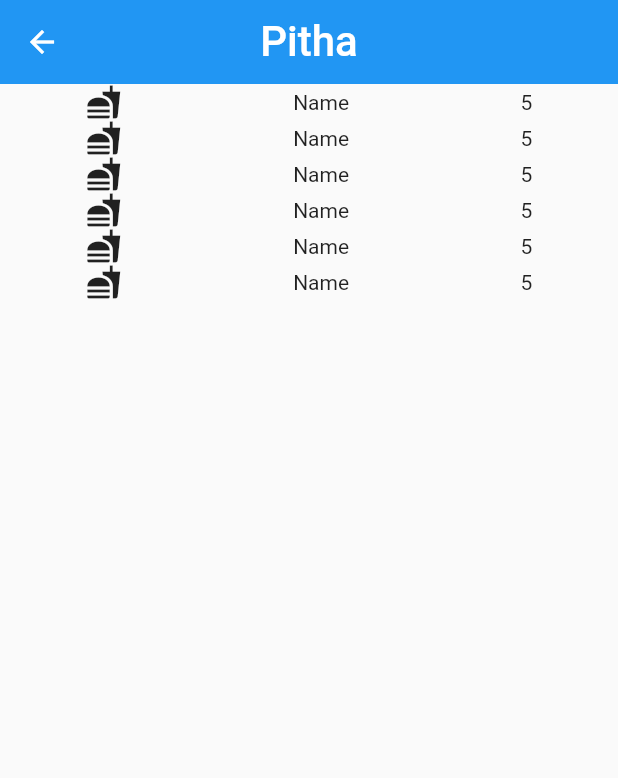
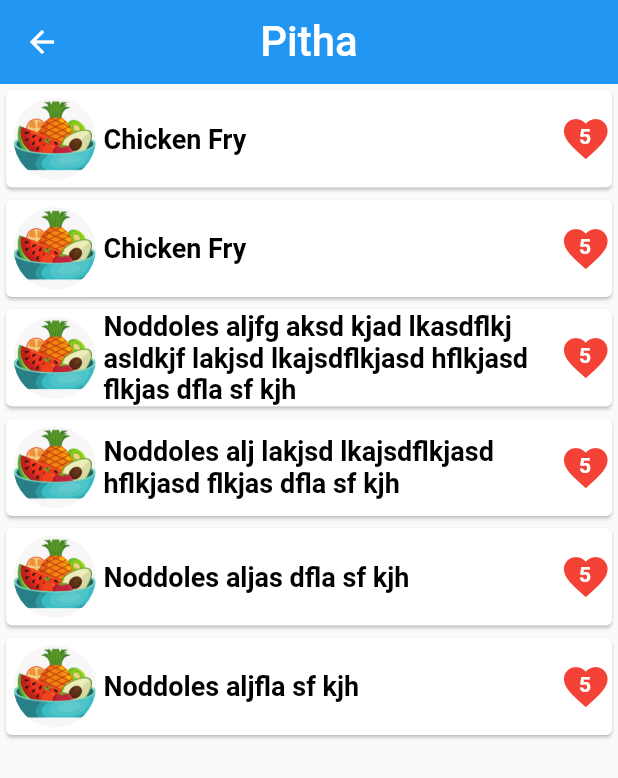
Before and after one commit to mazharulsabbir/flutter_app, a Flutter app: the ListActivity screen opened directly, on a phone screen of 412 x 824 dp. Shown: the top 778 px of the screen. Run offline on Flutter 3.47's test engine with Material 2 defaults, Android fonts, the phone set to English and light mode, and no system bars.

Commit message:
food list design..

```diff
--- a/lib/FoodItemList.dart
+++ b/lib/FoodItemList.dart
@@ -1,4 +1,5 @@
 import 'package:flutter/material.dart';
+
 class ListActivity extends StatefulWidget {
   @override
   _ListActivityState createState() => _ListActivityState();
@@ -8,45 +9,90 @@ class _ListActivityState extends State<ListActivity> {
   @override
   Widget build(BuildContext context) {
     return Scaffold(
-
-      body: CustomScrollView(
-      slivers: <Widget>[
-        SliverAppBar(
-          title: Text("Pitha",style: TextStyle(fontSize: 28),),
-          snap: false,
-          pinned: true,
-          centerTitle: true,
-        ),
-        SliverList(
-          delegate: SliverChildListDelegate(
-            <Widget>[
-            listContainer(Icons.fastfood,"Name",5),
-            listContainer(Icons.fastfood,"Name",5),
-            listContainer(Icons.fastfood,"Name",5),
-            listContainer(Icons.fastfood,"Name",5),
-            listContainer(Icons.fastfood,"Name",5),
-            listContainer(Icons.fastfood,"Name",5),
-            ]
+       body: CustomScrollView(
+        slivers: <Widget>[
+          SliverAppBar(
+            title: Text(
+              "Pitha",
+              style: TextStyle(fontSize: 28),
+            ),
+            snap: false,
+            pinned: true,
+            centerTitle: true,
           ),
-        )
-      ],
-
+          SliverList(
+            delegate: SliverChildListDelegate(<Widget>[
+              listContainer(context,Icons.fastfood, "Chicken Fry", 5),
+              listContainer(context,Icons.fastfood, "Chicken Fry", 5),
+              listContainer(context,Icons.fastfood, "Noddoles aljfg aksd kjad lkasdflkj asldkjf lakjsd lkajsdflkjasd hflkjasd flkjas dfla sf kjh ", 5),
+              listContainer(context,Icons.fastfood, "Noddoles alj lakjsd lkajsdflkjasd hflkjasd flkjas dfla sf kjh ", 5),
+              listContainer(context,Icons.fastfood, "Noddoles aljas dfla sf kjh ", 5),
+              listContainer(context,Icons.fastfood, "Noddoles aljfla sf kjh ", 5),
+            ]),
+          )
+        ],
       ),
     );
   }
+}
+
+listContainer(BuildContext context,IconData image, String name, int like) {
+  return Card(
+    child: Container(
+
+      child: Row(
+        mainAxisAlignment: MainAxisAlignment.spaceBetween,
+        children: <Widget>[
+          Row(
+            children: <Widget>[
+              Container(
+                margin: EdgeInsets.all(5.0),
+                width: 55.0,
+                height: 55.0,
+                child: CircleAvatar(
+                  backgroundColor: Colors.white,
+                  foregroundColor: Colors.white,
+                  backgroundImage: AssetImage("assets/food_icon.jpg"),
+                ),
+              ),
 
 
-}
-
-listContainer(IconData image, String name, int like) {
-  return Container(
-    child: Row(
-      mainAxisAlignment: MainAxisAlignment.spaceAround,
-      children: <Widget>[
-        Icon(image),
-        Text(name),
-        Text(like.toString())
-      ],
+              Row(
+                children: [
+                  SizedBox(
+                    width: MediaQuery.of(context).size.width * 0.70,
+                    child: Text(name,
+                      overflow: TextOverflow.fade,
+                      style: TextStyle(color: Colors.black,fontWeight: FontWeight.bold,fontSize: 18),
+                    ),
+                  ),
+                ],
+              )
+            ],
+          ),
+          Stack(
+            overflow: Overflow.visible,
+            fit: StackFit.loose,
+            children: <Widget>[
+              Positioned(
+                  child: Icon(
+                Icons.favorite,
+                color: Colors.red,
+                size: 35.0,
+              )),
+              Positioned(
+                top: 8,
+                left: 13,
+                child: Text(
+                  like.toString(),
+                  style:
+                  TextStyle(color: Colors.white, fontWeight: FontWeight.bold),
+                ),
+              ),
+            ],
+          )
+        ],
+      ),
     ),
   );
 }
```
Also changed, not shown: pubspec.yaml (+0 -49 lines).
